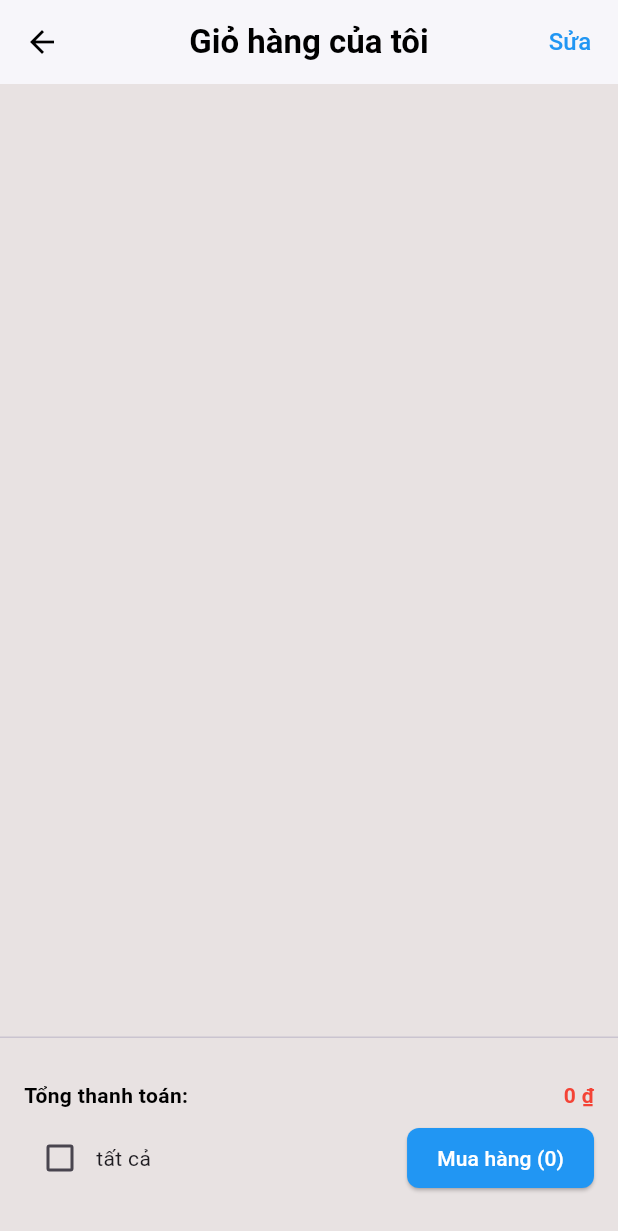
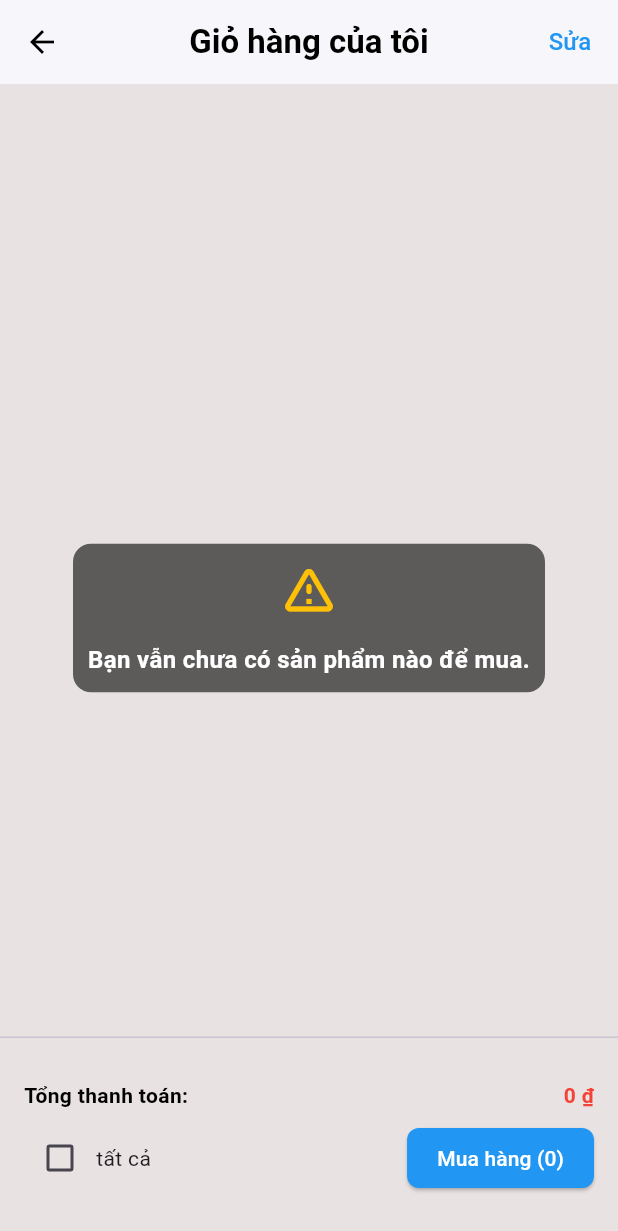
Before and after one commit to dangvcuong/GroFast_Consumers, a Flutter app: the CartScreen screen opened directly, after a tap on an icon or button, on a phone screen of 412 x 824 dp. Shown: the top 1231 px of the screen. Run offline on Flutter 3.47's test engine with Material 3 defaults, Android fonts, the phone set to English and light mode, and no system bars; our stand-ins replace cloud_firestore, diacritic, eva_icons_flutter, file_picker, firebase_auth, firebase_core and 15 more; missing offline and left inert: enefty_icons, flutter_stripe; accounts and stored records are empty.

```diff
--- a/lib/features/shop/views/cart/Product_cart_item.dart
+++ b/lib/features/shop/views/cart/Product_cart_item.dart
@@ -1,5 +1,6 @@
 import 'package:firebase_auth/firebase_auth.dart';
 import 'package:flutter/material.dart';
+import 'package:grofast_consumers/constants/app_sizes.dart';
 import 'package:grofast_consumers/features/authentication/controllers/login_controller.dart';
 import 'package:grofast_consumers/features/shop/models/shopping_cart_model.dart';
 import 'package:grofast_consumers/features/shop/views/cart/providers/cart_provider.dart';
@@ -317,7 +318,50 @@ class _CartScreenState extends State<CartScreen> {
                 onPressed: () {
                   final selectedProducts =
                   cartProvider.cartItems.where((item) => item.isChecked).toList();
-                  if (selectedProducts.isEmpty) return;
+                  if (selectedProducts.isEmpty) {
+                    showDialog(
+                      context: context,
+                      barrierDismissible: false,
+                      barrierColor: Colors.transparent,// Không cho phép đóng bằng cách nhấn ra ngoài
+                      builder: (context) => Dialog(
+                        backgroundColor: Colors.black.withOpacity(0.6), // Nền đen trong
+                        elevation: 0,
+                        shape: RoundedRectangleBorder(
+                          borderRadius: BorderRadius.circular(12),
+                        ),
+                        child: Padding(
+                          padding: const EdgeInsets.all(10),
+                          child: Column(
+                            mainAxisSize: MainAxisSize.min,
+                            children: [
+                              const Icon(
+                                Icons.warning_amber_rounded,
+                                color: Colors.amber,
+                                size: 40, // Kích thước icon
+                              ),
+                              const SizedBox(height: 16),
+                              const Text(
+                                'Bạn vẫn chưa có sản phẩm nào để mua.',
+                                textAlign: TextAlign.center,
+                                style: TextStyle(
+                                  fontSize: 16,
+                                  color: Colors.white, // Màu chữ trắng
+                                  fontWeight: FontWeight.bold,
+                                ),
+                              ),
+                            ],
+                          ),
+                        ),
+                      ),
+                    );
+
+                    // Tự động đóng popup sau 2 giây
+                    Future.delayed(const Duration(seconds: 2), () {
+                      Navigator.of(context, rootNavigator: true).pop();
+                    });
+                    return;
+                  }
+
                   Navigator.push(
                     context,
                     MaterialPageRoute(
--- a/lib/features/shop/views/home/home_screen.dart
+++ b/lib/features/shop/views/home/home_screen.dart
@@ -61,7 +61,6 @@ class _HomeScreenState extends State<HomeScreen> {
     super.initState();
 
     _fetchProducts();
-
     _searchController.addListener(_filterProducts);
     _pageController.addListener(() {
       setState(() {
@@ -70,6 +69,7 @@ class _HomeScreenState extends State<HomeScreen> {
     });
 
     currentUser = FirebaseAuth.instance.currentUser;
+    _fetchAddresses();
 
     _timer = Timer.periodic(const Duration(seconds: 4), (Timer timer) {
       if (_currentPage < _banners.length - 1) {
--- a/lib/features/shop/views/voucher/widgets/voucher_list_screen.dart
+++ b/lib/features/shop/views/voucher/widgets/voucher_list_screen.dart
@@ -1,8 +1,11 @@
 import 'package:flutter/material.dart';
+import 'package:grofast_consumers/features/shop/models/shopping_cart_model.dart';
+import 'package:grofast_consumers/features/shop/views/pay/pay_cart_screen.dart';
 import 'package:shared_preferences/shared_preferences.dart';
 
 class VoucherListScreen extends StatefulWidget {
   final List<String> vouchers;
+
 
   VoucherListScreen({required this.vouchers});
 
@@ -12,6 +15,7 @@ class VoucherListScreen extends StatefulWidget {
 
 class _VoucherListScreenState extends State<VoucherListScreen> {
   late List<String> vouchers = [];
+  late List<CartItem> products=[];
 
   @override
   void initState() {
@@ -41,6 +45,8 @@ class _VoucherListScreenState extends State<VoucherListScreen> {
     });
 
     await prefs.setStringList('voucherList', vouchers);
+
+   Navigator.pop(context, MaterialPageRoute(builder: (context)=> PaymentCartScreen(products: products,selectedVouchers: voucher,)));
 
     ScaffoldMessenger.of(context).showSnackBar(
       SnackBar(content: Text('Voucher "$voucher" đã được sử dụng!')),
```
Also changed, not shown: lib/features/shop/views/pay/pay_cart_screen.dart (+49 -39 lines), lib/features/shop/views/voucher/voucher_screen.dart (+10 -2 lines), 1 other file.
